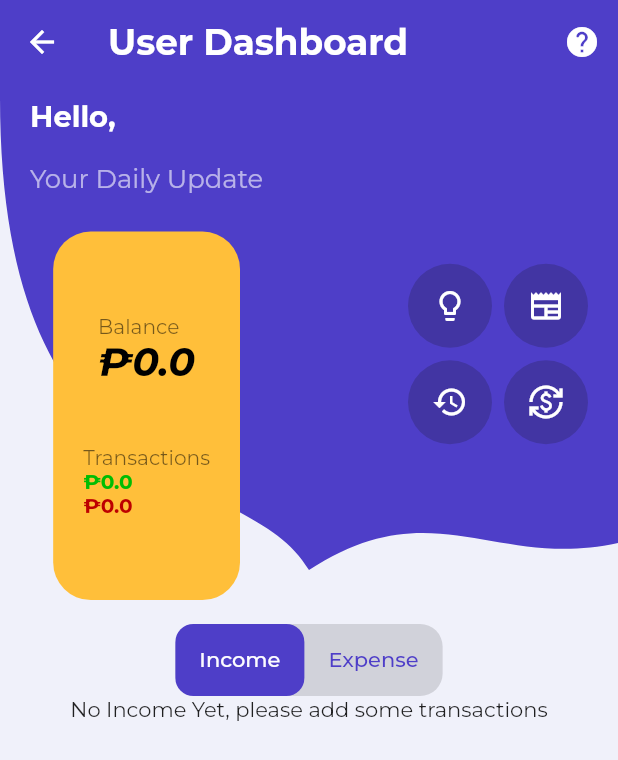
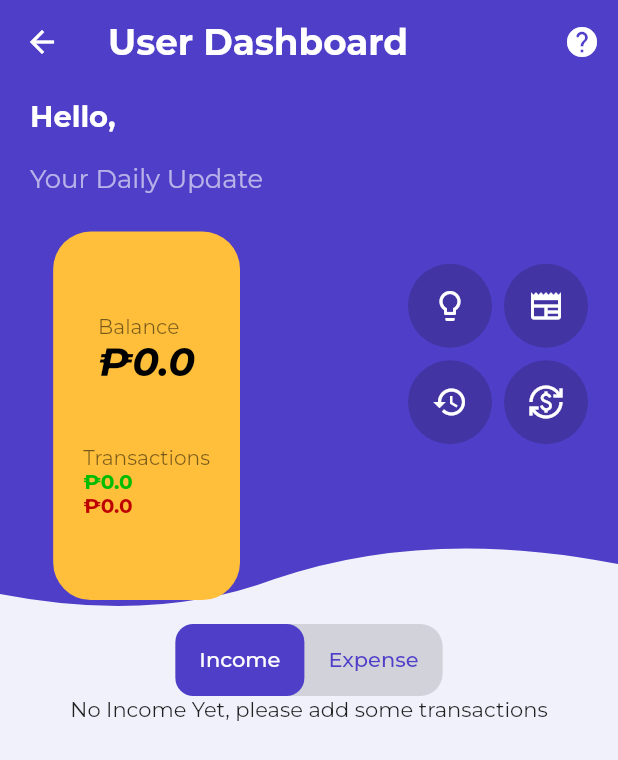
Before and after one commit to zafajardo9/BudgetBud, a Flutter app: the DashboardPage screen opened directly, on a phone screen of 412 x 824 dp. Shown: the top 760 px of the screen. Run offline on Flutter 3.47's test engine with Material 2 defaults, Android fonts, the phone set to English and light mode, and no system bars; drawn by our look-alikes of showcaseview, upgrader; our stand-ins replace auto_size_text, awesome_notifications, awesome_snackbar_content, camera, cloud_firestore, connectivity_plus and 27 more; missing offline and left inert: dart:ffi, google_mlkit_text_recognition; accounts and stored records are empty; project files that could hold a hidden picture were left out.

Commit message:
most stable version

```diff
--- a/lib/pages/dashboard_page/dashboard_page.dart
+++ b/lib/pages/dashboard_page/dashboard_page.dart
@@ -9,6 +9,7 @@ import 'package:budget_bud/pages/dashboard_page/parts/transaction_dashboard/dash
 import 'package:cloud_firestore/cloud_firestore.dart';
 import 'package:firebase_auth/firebase_auth.dart';
 import 'package:flutter/material.dart';
+import 'package:flutter_custom_clippers/flutter_custom_clippers.dart';
 import 'package:responsive_sizer/responsive_sizer.dart';
 import 'package:shared_preferences/shared_preferences.dart';
 import 'package:showcaseview/showcaseview.dart';
@@ -188,7 +189,8 @@ class _DashboardPageState extends State<DashboardPage>
                     child: Stack(
                       children: [
                         ClipPath(
-                          clipper: WaveLeft() /*WaveClipperTwo()*/,
+                          clipper:
+                              WaveClipperTwo() /*WaveLeft(), WaveClipperTwo()*/,
                           child: Container(
                             color: AppColors.mainColorOne,
                           ),
```
Also changed, not shown: assets/warning48.png (added), assets/warning96.png (added).
